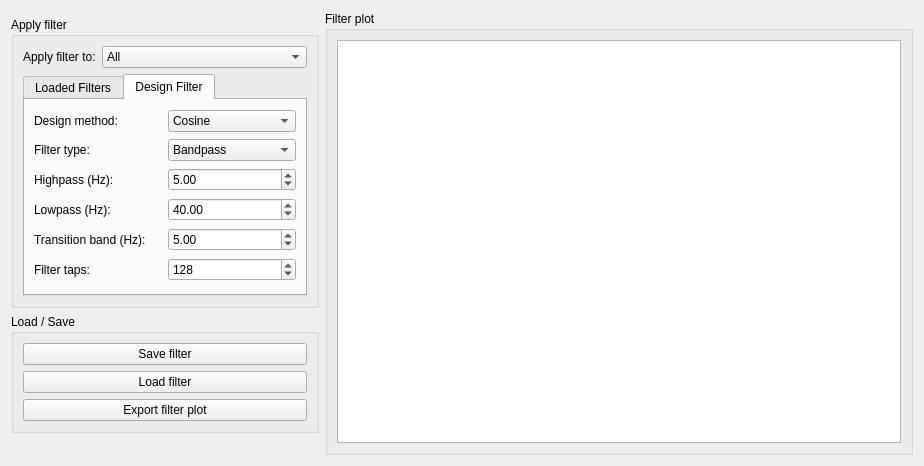
First picture: the form in libraries/disp/filterwindowwidget.ui, repository mne-tools/mne-cpp, before the edit.
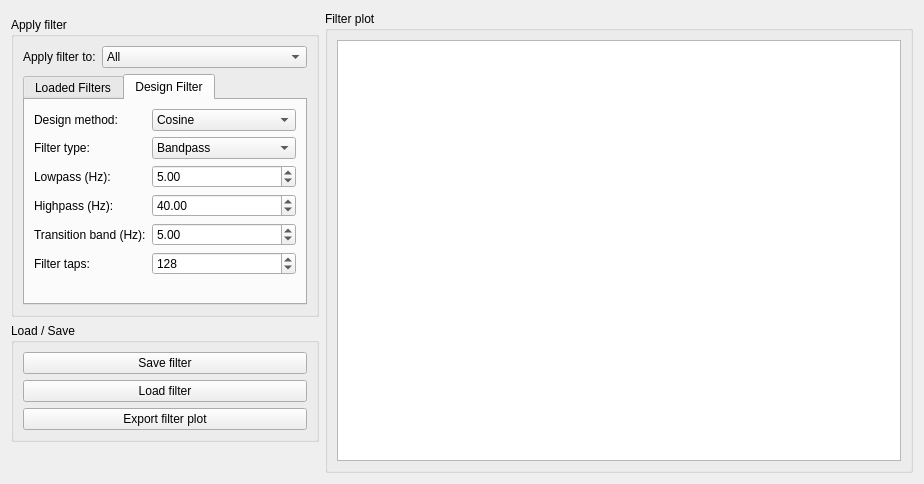
Second picture: the form after the edit.

Commit message: [SC-159] Improve some pointer implementations and redo filterwindowwidget.ui. Some general improvements.

What changed in the file:
```diff
--- a/libraries/disp/filterwindowwidget.ui
+++ b/libraries/disp/filterwindowwidget.ui
@@ -10,7 +10,7 @@
     <x>0</x>
     <y>0</y>
     <width>924</width>
-    <height>466</height>
+    <height>484</height>
    </rect>
   </property>
   <property name="windowTitle">
@@ -161,23 +161,35 @@
            </attribute>
            <layout class="QHBoxLayout" name="horizontalLayout_4">
             <item>
-             <layout class="QGridLayout" name="m_layout_designFilter">
+             <layout class="QFormLayout" name="formLayout_3">
               <property name="leftMargin">
                <number>0</number>
               </property>
-              <property name="topMargin">
-               <number>0</number>
-              </property>
-              <property name="rightMargin">
-               <number>0</number>
-              </property>
-              <property name="verticalSpacing">
-               <number>6</number>
-              </property>
-              <item row="5" column="0">
-               <widget class="QLabel" name="m_label_filterTaps">
+              <item row="0" column="0">
+               <widget class="QLabel" name="m_label_designMethod">
                 <property name="text">
-                 <string>Filter taps:</string>
+                 <string>Design method:</string>
+                </property>
+               </widget>
+              </item>
+              <item row="0" column="1">
+               <widget class="QComboBox" name="m_comboBox_designMethod">
+                <item>
+                 <property name="text">
+                  <string>Cosine</string>
+                 </property>
+                </item>
+                <item>
+                 <property name="text">
+                  <string>Tschebyscheff</string>
+                 </property>
+                </item>
+               </widget>
+              </item>
+              <item row="1" column="0">
+               <widget class="QLabel" name="m_label_filterType">
+                <property name="text">
+                 <string>Filter type:</string>
                 </property>
                </widget>
               </item>
@@ -206,10 +218,10 @@
                 </item>
                </widget>
               </item>
-              <item row="0" column="0">
-               <widget class="QLabel" name="m_label_designMethod">
+              <item row="2" column="0">
+               <widget class="QLabel" name="m_label_highpass">
                 <property name="text">
-                 <string>Design method:</string>
+                 <string>Lowpass (Hz):</string>
                 </property>
                </widget>
               </item>
@@ -226,30 +238,7 @@
                 </property>
                </widget>
               </item>
-              <item row="5" column="1">
-               <widget class="QSpinBox" name="m_spinBox_filterTaps">
-                <property name="minimum">
-                 <number>2</number>
-                </property>
-                <property name="maximum">
-                 <number>256</number>
-                </property>
-                <property name="singleStep">
-                 <number>2</number>
-                </property>
-                <property name="value">
-                 <number>128</number>
-                </property>
-               </widget>
-              </item>
               <item row="3" column="0">
-               <widget class="QLabel" name="m_label_highpass">
-                <property name="text">
-                 <string>Lowpass (Hz):</string>
-                </property>
-               </widget>
-              </item>
-              <item row="2" column="0">
                <widget class="QLabel" name="m_label_lowpass">
                 <property name="text">
                  <string>Highpass (Hz):</string>
@@ -289,24 +278,26 @@
                 </property>
                </widget>
               </item>
-              <item row="0" column="1">
-               <widget class="QComboBox" name="m_comboBox_designMethod">
-                <item>
-                 <property name="text">
-                  <string>Cosine</string>
-                 </property>
-                </item>
-                <item>
-                 <property name="text">
-                  <string>Tschebyscheff</string>
-                 </property>
-                </item>
+              <item row="5" column="0">
+               <widget class="QLabel" name="m_label_filterTaps">
+                <property name="text">
+                 <string>Filter taps:</string>
+                </property>
                </widget>
               </item>
-              <item row="1" column="0">
-               <widget class="QLabel" name="m_label_filterType">
-                <property name="text">
-                 <string>Filter type:</string>
+              <item row="5" column="1">
+               <widget class="QSpinBox" name="m_spinBox_filterTaps">
+                <property name="minimum">
+                 <number>2</number>
+                </property>
+                <property name="maximum">
+                 <number>256</number>
+                </property>
+                <property name="singleStep">
+                 <number>2</number>
+                </property>
+                <property name="value">
+                 <number>128</number>
                 </property>
                </widget>
               </item>
```
Left out of the diff: 16 changed lines with no effect on the pictures. The commit also changes 20 other files.
